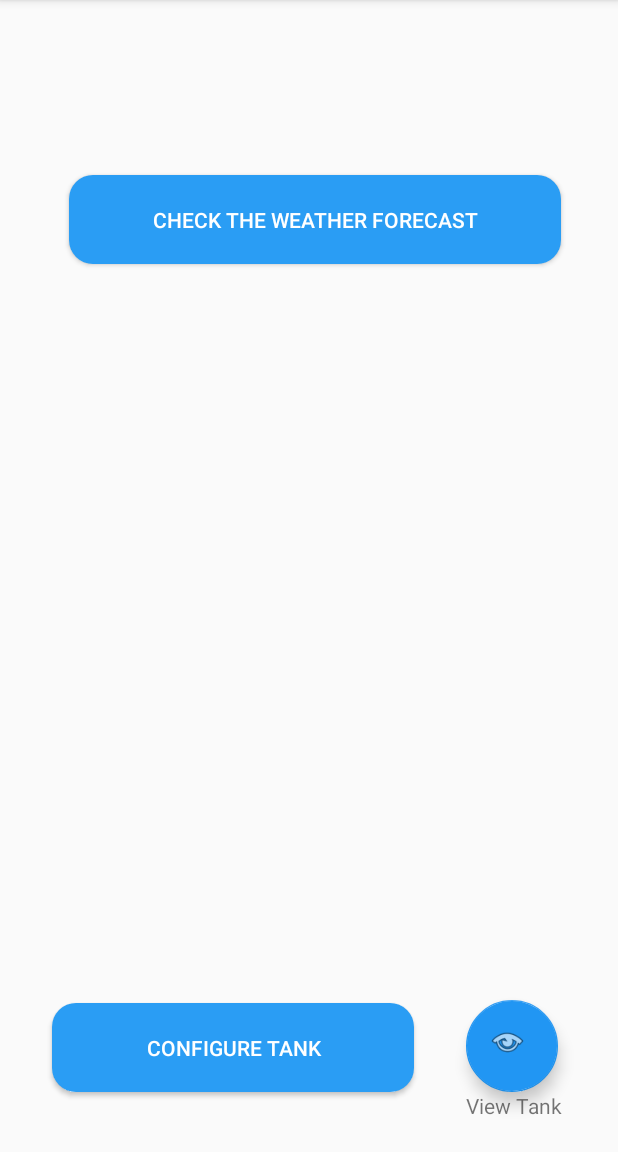
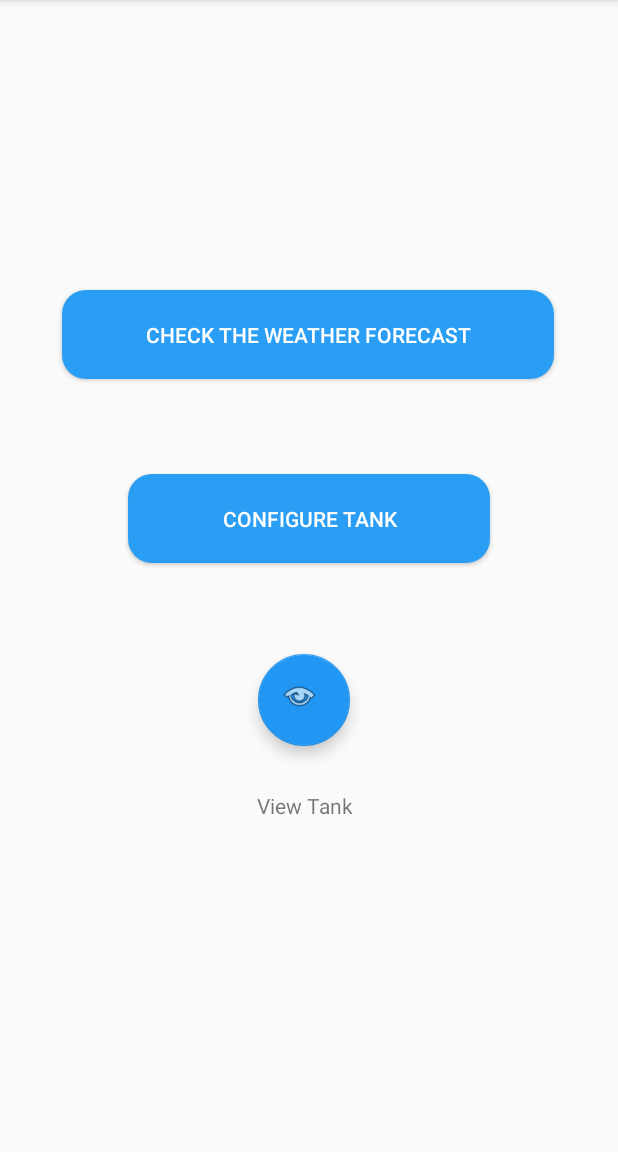
Before and after one commit to ELBAHLOULZIAD/minicap, an Android app: the screen it shows after launch once a user with an empty profile is signed in (MainActivity), on a phone screen of 412 x 824 dp, the part 84-1236 px from its top. Run offline under Robolectric (Android 15) with nearby library versions, the light colour scheme and no system bars; our stand-ins replace Firebase (no records; nobody signed in at launch, a user with empty details on screens opened directly); libraries missing offline, so code that uses them is left out: com.facebook, com.facebook.appevents, com.facebook.login.

Commit message:
Changed button location on Main activity

```diff
--- a/app/src/main/res/layout/activity_main.xml
+++ b/app/src/main/res/layout/activity_main.xml
@@ -10,22 +10,21 @@
 
     <Button
         android:id="@+id/selectbutton"
-        android:text="@string/configtank"
         android:layout_width="241dp"
         android:layout_height="59dp"
-        android:layout_marginEnd="136dp"
-        android:layout_marginBottom="40dp"
         android:background="@drawable/custom_buttons"
+        android:text="@string/configtank"
         android:textColor="#FFFFFF"
         app:layout_constraintBottom_toBottomOf="parent"
-        app:layout_constraintEnd_toEndOf="parent" />
+        app:layout_constraintEnd_toEndOf="parent"
+        app:layout_constraintStart_toStartOf="parent"
+        app:layout_constraintTop_toTopOf="parent"
+        app:layout_constraintVertical_bias="0.446" />
 
     <com.google.android.material.floatingactionbutton.FloatingActionButton
         android:id="@+id/actionbutton2"
         android:layout_width="65dp"
         android:layout_height="61dp"
-        android:layout_marginEnd="40dp"
-        android:layout_marginBottom="40dp"
         android:background="@drawable/edit_text_borders"
         android:src="@android:drawable/ic_menu_view"
         android:textColor="#FFFFFF"
@@ -33,7 +32,24 @@
         app:backgroundTint="#2196F3"
         app:layout_constraintBottom_toBottomOf="parent"
         app:layout_constraintEnd_toEndOf="parent"
+        app:layout_constraintHorizontal_bias="0.491"
+        app:layout_constraintStart_toStartOf="parent"
+        app:layout_constraintTop_toTopOf="parent"
+        app:layout_constraintVertical_bias="0.617"
         app:maxImageSize="26dp" />
+
+    <TextView
+        android:id="@+id/textView5"
+        android:layout_width="67dp"
+        android:layout_height="43dp"
+        android:text="@string/viewtank"
+        android:textAlignment="center"
+        app:layout_constraintBottom_toBottomOf="parent"
+        app:layout_constraintEnd_toEndOf="parent"
+        app:layout_constraintHorizontal_bias="0.491"
+        app:layout_constraintStart_toStartOf="parent"
+        app:layout_constraintTop_toTopOf="parent"
+        app:layout_constraintVertical_bias="0.728" />
 
     <TextView
         android:id="@+id/textView"
@@ -45,16 +61,6 @@
         app:layout_constraintEnd_toEndOf="parent"
         app:layout_constraintTop_toTopOf="parent" />
 
-    <TextView
-        android:id="@+id/textView5"
-        android:layout_width="70dp"
-        android:layout_height="17dp"
-        android:layout_marginEnd="31dp"
-        android:layout_marginBottom="23dp"
-        android:text="@string/viewtank"
-        app:layout_constraintBottom_toBottomOf="parent"
-        app:layout_constraintEnd_toEndOf="parent" />
-
     <Button
         android:id="@+id/button3"
         android:layout_width="328dp"
@@ -65,10 +71,10 @@
         android:textColor="@color/ic_launcher_background"
         app:layout_constraintBottom_toBottomOf="parent"
         app:layout_constraintEnd_toEndOf="parent"
-        app:layout_constraintHorizontal_bias="0.546"
+        app:layout_constraintHorizontal_bias="0.493"
         app:layout_constraintStart_toStartOf="parent"
         app:layout_constraintTop_toTopOf="parent"
-        app:layout_constraintVertical_bias="0.165" />
+        app:layout_constraintVertical_bias="0.273" />
 
 
 </androidx.constraintlayout.widget.ConstraintLayout>
```
